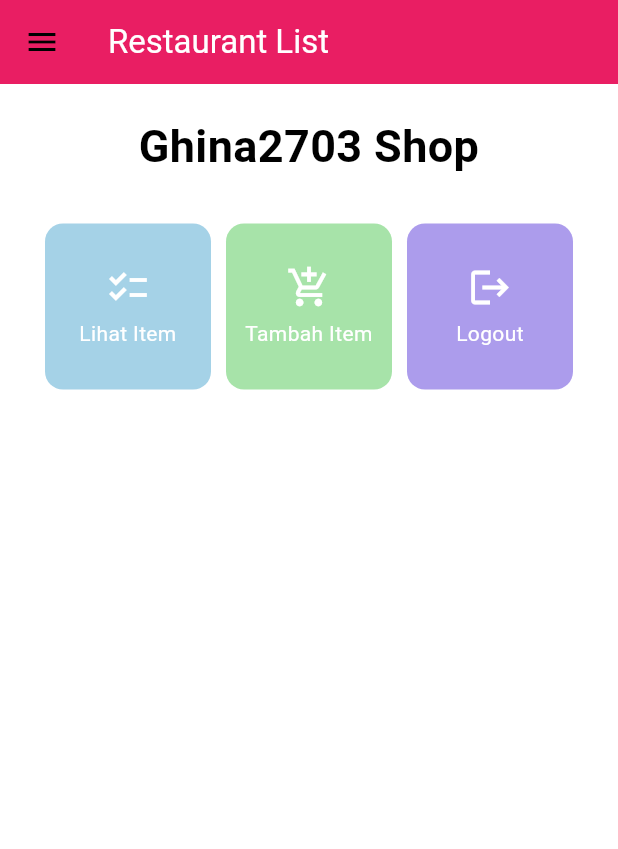
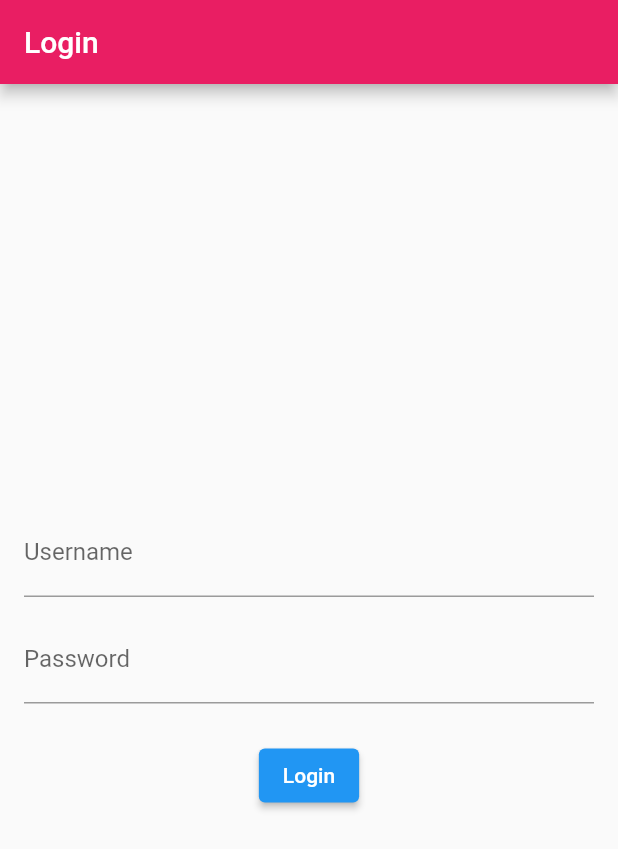
Before and after one commit to ghina2703/restaurant-list-mobile, a Flutter app: the screen it shows after launch, on a phone screen of 412 x 824 dp. Shown: the top 849 px of the screen. Run offline on Flutter 3.47's test engine with Material 2 defaults, Android fonts, the phone set to English and light mode, and no system bars; missing offline and left inert: pbp_django_auth.

Commit message:
Tugas 9 Selesai :D

```diff
--- a/lib/main.dart
+++ b/lib/main.dart
@@ -1,39 +1,32 @@
 import 'package:flutter/material.dart';
+import 'package:pbp_django_auth/pbp_django_auth.dart';
+import 'package:provider/provider.dart';
+import 'package:restaurant_list/screens/login.dart';
 import 'package:restaurant_list/screens/menu.dart';
+import 'package:provider/provider.dart';
+import 'package:restaurant_list/screens/register_page.dart';
 
 void main() {
   runApp(const MyApp());
 }
 
 class MyApp extends StatelessWidget {
-  const MyApp({super.key});
+  const MyApp({Key? key}) : super(key: key);
 
-  // This widget is the root of your application.
   @override
   Widget build(BuildContext context) {
-    return MaterialApp(
-      title: 'Restaurant List',
-      theme: ThemeData(
-        // This is the theme of your application.
-        //
-        // TRY THIS: Try running your application with "flutter run". You'll see
-        // the application has a blue toolbar. Then, without quitting the app,
-        // try changing the seedColor in the colorScheme below to Colors.green
-        // and then invoke "hot reload" (save your changes or press the "hot
-        // reload" button in a Flutter-supported IDE, or press "r" if you used
-        // the command line to start the app).
-        //
-        // Notice that the counter didn't reset back to zero; the application
-        // state is not lost during the reload. To reset the state, use hot
-        // restart instead.
-        //
-        // This works for code too, not just values: Most code changes can be
-        // tested with just a hot reload.
-        appBarTheme: AppBarTheme(backgroundColor: Colors.pink),
-        colorScheme: ColorScheme.fromSwatch(primarySwatch: Colors.pink),
-        useMaterial3: true,
-      ),
-      home: MyHomePage(),
+    return Provider(
+      create: (_) {
+        CookieRequest request = CookieRequest();
+        return request;
+      },
+      child: MaterialApp(
+          title: 'Flutter App',
+          theme: ThemeData(
+            colorScheme: ColorScheme.fromSeed(seedColor: Colors.indigo),
+            useMaterial3: true,
+          ),
+          home: LoginApp()),
     );
   }
 }
--- /dev/null
+++ b/lib/screens/login.dart
@@ -0,0 +1,125 @@
+import 'package:restaurant_list/screens/menu.dart';
+import 'package:flutter/material.dart';
+import 'package:pbp_django_auth/pbp_django_auth.dart';
+import 'package:provider/provider.dart';
+import 'package:restaurant_list/screens/register_page.dart';
+
+void main() {
+  runApp(const LoginApp());
+}
+
+class LoginApp extends StatelessWidget {
+  const LoginApp({Key? key});
+
+  @override
+  Widget build(BuildContext context) {
+    return MaterialApp(
+      title: 'Login',
+      theme: ThemeData(
+        primarySwatch: Colors.blue,
+      ),
+      home: const LoginPage(),
+    );
+  }
+}
+
+class LoginPage extends StatefulWidget {
+  const LoginPage({Key? key});
+
+  @override
+  _LoginPageState createState() => _LoginPageState();
+}
+
+class _LoginPageState extends State<LoginPage> {
+  final TextEditingController _usernameController = TextEditingController();
+  final TextEditingController _passwordController = TextEditingController();
+
+  @override
+  Widget build(BuildContext context) {
+    final request = context.watch<CookieRequest>();
+    return Scaffold(
+      appBar: AppBar(
+        title: const Text('Login'),
+        backgroundColor: Colors.pink,
+      ),
+      body: Container(
+        padding: const EdgeInsets.all(16.0),
+        child: Column(
+          mainAxisAlignment: MainAxisAlignment.center,
+          children: [
+            TextField(
+              controller: _usernameController,
+              decoration: const InputDecoration(
+                labelText: 'Username',
+              ),
+            ),
+            const SizedBox(height: 12.0),
+            TextField(
+              controller: _passwordController,
+              decoration: const InputDecoration(
+                labelText: 'Password',
+              ),
+              obscureText: true,
+            ),
+            const SizedBox(height: 24.0),
+            ElevatedButton(
+              onPressed: () async {
+                String username = _usernameController.text;
+                String password = _passwordController.text;
+
+                // Cek kredensial
+                final response = await request.login(
+                  "https://ghina-nabila21-tugas.pbp.cs.ui.ac.id/auth/login/",
+                  {
+                    'username': username,
+                    'password': password,
+                  },
+                );
+
+                if (request.loggedIn) {
+                  String message = response['message'];
+                  String uname = response['username'];
+                  Navigator.pushReplacement(
+                    context,
+                    MaterialPageRoute(builder: (context) => MyHomePage()),
+                  );
+                  ScaffoldMessenger.of(context)
+                    ..hideCurrentSnackBar()
+                    ..showSnackBar(SnackBar(
+                      content: Text("$message Selamat datang, $uname."),
+                    ));
+                } else {
+                  showDialog(
+                    context: context,
+                    builder: (context) => AlertDialog(
+                      title: const Text('Login Gagal'),
+                      content: Text(response['message']),
+                      actions: [
+                        TextButton(
+                          child: const Text('OK'),
+                          onPressed: () {
+                            Navigator.pop(context);
+                          },
+                        ),
+                      ],
+                    ),
+                  );
+                }
+              },
+              child: const Text('Login'),
+            ),
+            // ElevatedButton(
+            //   onPressed: () {
+            //     Navigator.push(
+            //       context,
+            //       MaterialPageRoute(builder: (context) => RegisterPage()),
+            //     );
+            //   },
+            //   child: const Text('Register'),
+            // ),
+          ],
+        ),
+      ),
+    );
+  }
+}
--- a/pubspec.yaml
+++ b/pubspec.yaml
@@ -35,6 +35,9 @@ dependencies:
   # The following adds the Cupertino Icons font to your application.
   # Use with the CupertinoIcons class for iOS style icons.
   cupertino_icons: ^1.0.2
+  provider: ^6.1.1
+  pbp_django_auth: ^0.4.0
+  http: ^1.1.0
 
 dev_dependencies:
   flutter_test:
```
Also changed, not shown: lib/models/product.dart (added, +72 -0 lines), lib/screens/item_detail_page.dart (added, +65 -0 lines), lib/screens/item_list_page.dart (+16 -27 lines), lib/screens/list_product.dart (added, +154 -0 lines), lib/screens/menu.dart (+17 -7 lines), lib/screens/register_page.dart (added, +116 -0 lines), lib/screens/restaurantlist_form.dart (+9 -3 lines), lib/widgets/left_drawer.dart (+16 -7 lines), lib/widgets/restaurant_card.dart (+35 -5 lines), pubspec.lock, 4 other files.
